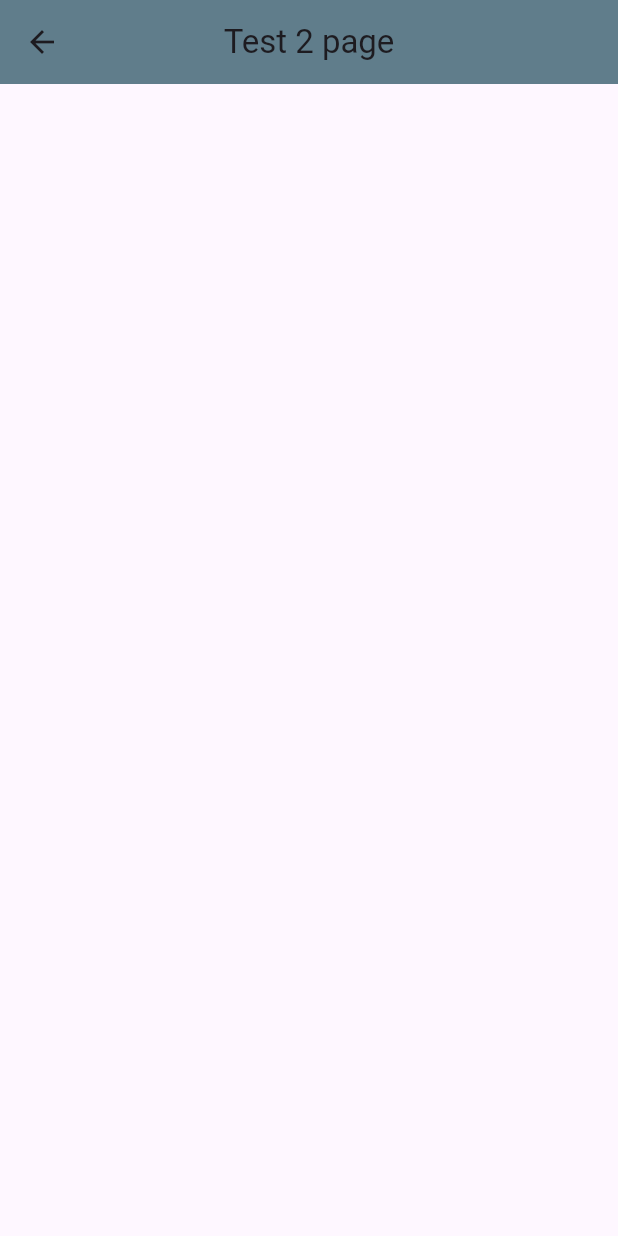
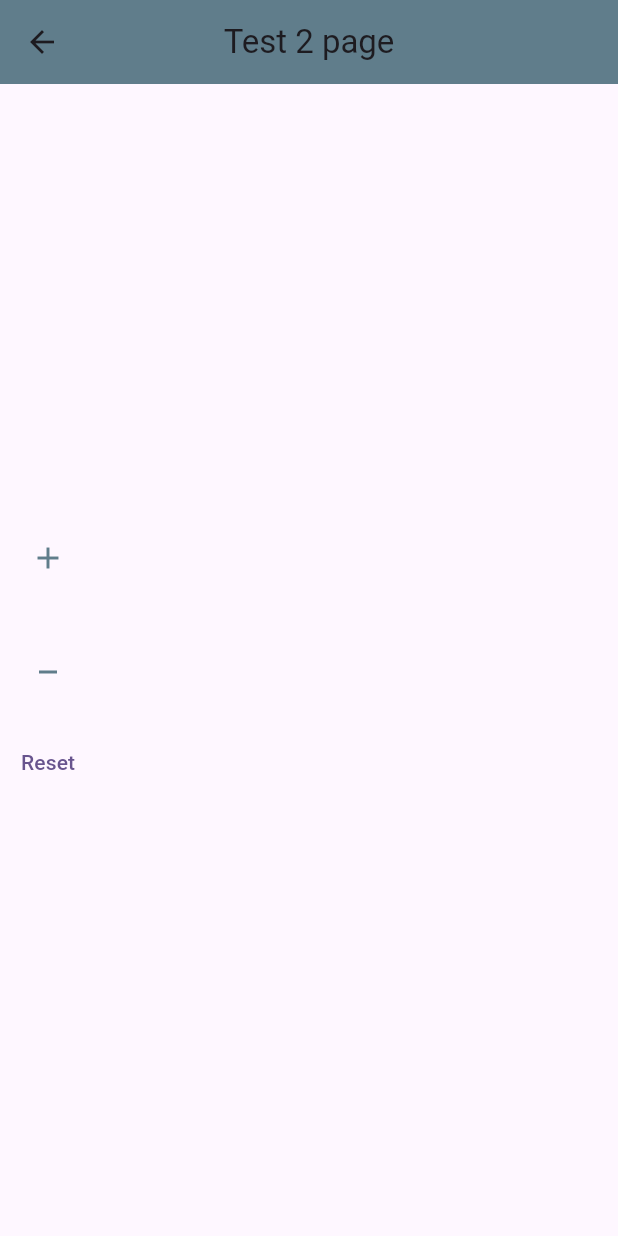
Before and after one commit to siraj-codes/flutter_bloc_practice, a Flutter app: the Test2Page screen opened directly, on a phone screen of 412 x 824 dp. Run offline on Flutter 3.47's test engine with Material 3 defaults, Android fonts, the phone set to English and light mode, and no system bars; our stand-ins replace flutter_bloc.

Commit message:
body for test 2 page

```diff
--- a/lib/screens/task2/test2.dart
+++ b/lib/screens/task2/test2.dart
@@ -6,11 +6,40 @@ class Test2Page extends StatelessWidget {
   @override
   Widget build(BuildContext context) {
     return Scaffold(
-      appBar: AppBar(
-        centerTitle: true,
-        title: const Text('Test 2 page'),
-        backgroundColor: Colors.blueGrey,
-      ),
-    );
+        appBar: AppBar(
+          centerTitle: true,
+          title: const Text('Test 2 page'),
+          backgroundColor: Colors.blueGrey,
+        ),
+        body: Column(
+          mainAxisAlignment: MainAxisAlignment.center,
+          crossAxisAlignment: CrossAxisAlignment.center,
+          children: [
+            IconButton(
+              onPressed: () {},
+              icon: const Icon(
+                Icons.add,
+                color: Colors.blueGrey,
+              ),
+            ),
+            const SizedBox(
+              height: 20,
+            ),
+            IconButton(
+              onPressed: () {},
+              icon: const Icon(
+                Icons.minimize,
+                color: Colors.blueGrey,
+              ),
+            ),
+            const SizedBox(
+              height: 20,
+            ),
+            TextButton(
+              onPressed: () {},
+              child: const Text('Reset'),
+            )
+          ],
+        ));
   }
 }
```
